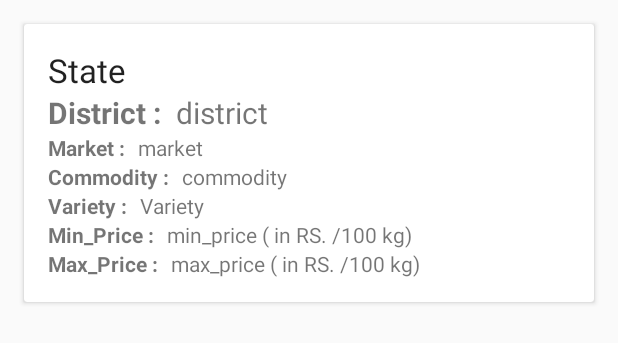
After one commit to alokbharti/AgroMarket, an Android app: the layout stock_price_list_item.xml on its own in the app's theme, with its tools: preview values and no code run, on a phone screen of 412 x 824 dp. The commit adds this screen. Shown: the top 343 px of the screen. Run offline under Robolectric (Android 15) with nearby library versions, the phone set to English and light mode, and no system bars.

Commit message:
Stock added

```diff
--- a/app/src/main/AndroidManifest.xml
+++ b/app/src/main/AndroidManifest.xml
@@ -23,7 +23,8 @@
         </activity>
         <activity android:name=".UserDetails" />
         <activity android:name=".VerifyPhone" />
-        <activity android:name=".MainActivity" />
+        <activity android:name=".MainActivity"
+            android:theme="@style/AppThemeNoActionBar" />
         <activity android:name=".NewsActivity" />
         <activity android:name=".StockPrice" />
         <activity android:name=".Sell"></activity>
--- a/app/src/main/java/garg/hackfest/PhoneAuth.java
+++ b/app/src/main/java/garg/hackfest/PhoneAuth.java
@@ -19,7 +19,7 @@ import com.google.firebase.database.ValueEventListener;
 public class PhoneAuth extends AppCompatActivity {
 
     private EditText mEditText;
-    private String mobile;
+
     @Override
     protected void onCreate(Bundle savedInstanceState) {
         super.onCreate(savedInstanceState);
@@ -30,7 +30,7 @@ public class PhoneAuth extends AppCompatActivity {
         findViewById(R.id.buttonContinue).setOnClickListener(new View.OnClickListener() {
             @Override
             public void onClick(View v) {
-                mobile = "+91"+mEditText.getText().toString().trim();
+                final String mobile = "+91"+mEditText.getText().toString().trim();
 
                 if(mobile.isEmpty() || mobile.length() < 10){
                     mEditText.setError("Enter a valid mobile");
@@ -75,7 +75,6 @@ public class PhoneAuth extends AppCompatActivity {
 
         if (FirebaseAuth.getInstance().getCurrentUser()!=null){
             Intent intent = new Intent(PhoneAuth.this,MainActivity.class);
-            intent.putExtra("mobile",mobile);
             intent.setFlags(Intent.FLAG_ACTIVITY_NEW_TASK | Intent.FLAG_ACTIVITY_CLEAR_TASK);
             startActivity(intent);
         }
--- /dev/null
+++ b/app/src/main/res/layout/stock_price_list_item.xml
@@ -0,0 +1,141 @@
+<?xml version="1.0" encoding="utf-8"?>
+<LinearLayout
+    xmlns:android="http://schemas.android.com/apk/res/android"
+    android:layout_width="match_parent"
+    android:layout_height="wrap_content"
+    android:orientation="vertical">
+    <android.support.v7.widget.CardView
+        android:layout_width="match_parent"
+        android:layout_height="wrap_content"
+        android:layout_margin="16dp">
+
+        <LinearLayout
+            android:layout_width="match_parent"
+            android:layout_height="wrap_content"
+            android:orientation="vertical"
+            android:padding="16dp">
+            <TextView
+                android:layout_width="wrap_content"
+                style="@style/TextAppearance.AppCompat.Large"
+                android:layout_height="wrap_content"
+                android:id="@+id/state"
+                android:text="State"/>
+            <LinearLayout
+                android:layout_width="match_parent"
+                android:layout_height="wrap_content"
+                android:orientation="horizontal">
+                <TextView
+                    android:layout_width="wrap_content"
+                    android:textSize="20sp"
+                    android:layout_height="wrap_content"
+                    android:text="District :"
+                    android:textStyle="bold"
+                    />
+
+                <TextView
+                    android:id="@+id/district"
+                    android:textSize="20sp"
+                    android:layout_width="wrap_content"
+                    android:layout_height="wrap_content"
+                    android:text="district"
+                    android:layout_marginLeft="10dp"/>
+            </LinearLayout>
+
+            <LinearLayout
+                android:layout_width="match_parent"
+                android:layout_height="wrap_content"
+                android:orientation="horizontal">
+                <TextView
+                    android:layout_width="wrap_content"
+                    android:layout_height="wrap_content"
+                    android:text="Market : "
+                    android:textStyle="bold" />
+                <TextView
+                    android:id="@+id/market"
+                    android:layout_width="wrap_content"
+                    android:layout_height="wrap_content"
+                    android:text="market"
+                    android:paddingLeft="5dp"/>
+
+            </LinearLayout>
+            <LinearLayout
+                android:layout_width="match_parent"
+                android:layout_height="wrap_content"
+                android:orientation="horizontal">
+
+                <TextView
+                    android:layout_width="wrap_content"
+                    android:layout_height="wrap_content"
+                    android:text="Commodity : "
+                    android:textStyle="bold" />
+                <TextView
+                    android:id="@+id/commodity"
+                    android:layout_width="wrap_content"
+                    android:layout_height="wrap_content"
+                    android:text="commodity"
+                    android:paddingLeft="5dp"/>
+            </LinearLayout>
+            <LinearLayout
+                android:layout_width="match_parent"
+                android:layout_height="wrap_content"
+                android:orientation="horizontal">
+                <TextView
+                    android:layout_width="wrap_content"
+                    android:layout_height="wrap_content"
+                    android:text="Variety : "
+                    android:textStyle="bold" />
+                <TextView
+                    android:id="@+id/variety"
+                    android:layout_width="wrap_content"
+                    android:layout_height="wrap_content"
+                    android:text="Variety"
+                    android:paddingLeft="5dp"/>
+            </LinearLayout>
+            <LinearLayout
+                android:layout_width="match_parent"
+                android:layout_height="wrap_content"
+                android:orientation="horizontal">
+
+                <TextView
+                    android:layout_width="wrap_content"
+                    android:layout_height="wrap_content"
+                    android:text="Min_Price : "
+                    android:textStyle="bold"
+                    />
+                <TextView
+                    android:id="@+id/min_price"
+                    android:layout_width="wrap_content"
+                    android:layout_height="wrap_content"
+                    android:text="min_price"
+                    android:paddingLeft="5dp"/>
+                <TextView
+                    android:layout_width="wrap_content"
+                    android:layout_height="wrap_content"
+                    android:text=" ( in RS. /100 kg)"/>
+            </LinearLayout>
+            <LinearLayout
+                android:layout_width="match_parent"
+                android:layout_height="wrap_content"
+                android:orientation="horizontal">
+                <TextView
+                    android:layout_width="wrap_content"
+                    android:layout_height="wrap_content"
+                    android:text="Max_Price : "
+                    android:textStyle="bold" />
+                <TextView
+                    android:id="@+id/max_price"
+                    android:layout_width="wrap_content"
+                    android:layout_height="wrap_content"
+                    android:text="max_price"
+                    android:paddingLeft="5dp"/>
+                <TextView
+                    android:layout_width="wrap_content"
+                    android:layout_height="wrap_content"
+                    android:text=" ( in RS. /100 kg)"/>
+
+            </LinearLayout>
+        </LinearLayout>
+    </android.support.v7.widget.CardView>
+
+
+</LinearLayout>
--- a/app/src/main/res/values/styles.xml
+++ b/app/src/main/res/values/styles.xml
@@ -1,13 +1,20 @@
 <resources>
 
     <!-- Base application theme. -->
-    <style name="AppTheme" parent="Theme.AppCompat.Light.NoActionBar">
+    <style name="AppTheme" parent="Theme.AppCompat.Light.DarkActionBar">
         <!-- Customize your theme here. -->
         <item name="colorPrimary">@color/colorPrimary</item>
         <item name="colorPrimaryDark">@color/colorPrimaryDark</item>
         <item name="colorAccent">@color/colorAccent</item>
 
-        <item name="android:windowTranslucentStatus">true</item>
+
+    </style>
+
+    <style name="AppThemeNoActionBar" parent="Theme.AppCompat.Light.NoActionBar">
+        <!-- Customize your theme here. -->
+        <item name="colorPrimary">@color/colorPrimary</item>
+        <item name="colorPrimaryDark">@color/colorPrimaryDark</item>
+        <item name="colorAccent">@color/colorAccent</item>
 
     </style>
 
```
Also changed, not shown: app/src/main/java/garg/hackfest/Buy.java (added, +58 -0 lines), app/src/main/java/garg/hackfest/ItemAdapter.java (added, +68 -0 lines), app/src/main/java/garg/hackfest/MainActivity.java (+2 -5 lines), app/src/main/java/garg/hackfest/StockItem.java (added, +49 -0 lines), app/src/main/java/garg/hackfest/StockPrice.java (+153 -0 lines).
